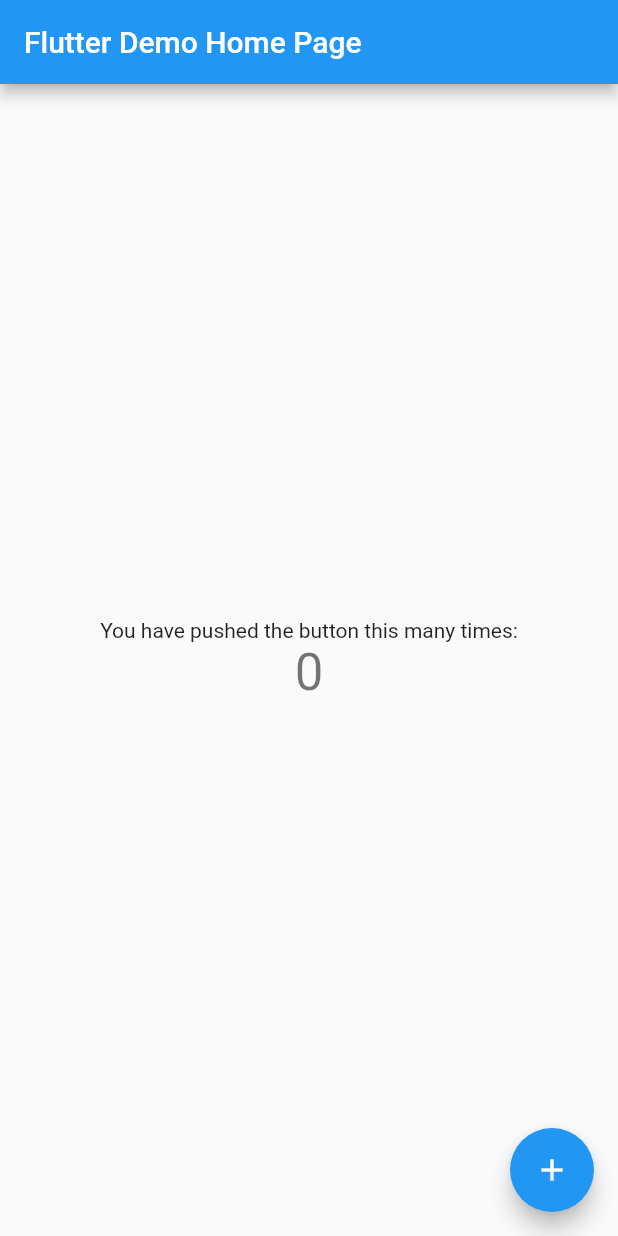
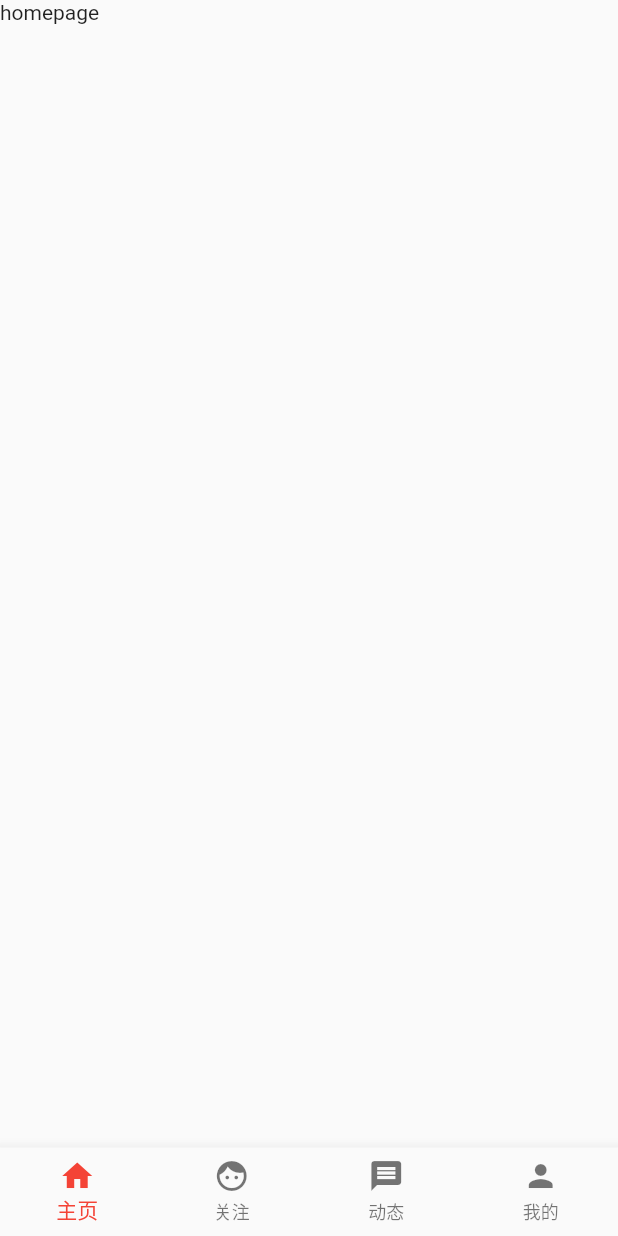
Before and after one commit to zhen3658787/flutter_video, a Flutter app: the screen it shows after launch, on a phone screen of 412 x 824 dp. Run offline on Flutter 3.47's test engine with Material 2 defaults, Android fonts, the phone set to English and light mode, and no system bars; our stand-ins replace dio.

Commit message:
feat 添加页面框架

```diff
--- /dev/null
+++ b/lib/common/utils/index.dart
@@ -0,0 +1,6 @@
+library utils;
+
+export 'print.dart';
+export 'image_loader.dart';
+export 'network_util.dart';
+export 'routes.dart';
--- /dev/null
+++ b/lib/common/utils/print.dart
@@ -0,0 +1,6 @@
+import 'package:flutter/material.dart';
+
+///全局打印快捷方法
+p(String? mes, [Widget? widget]) {
+  debugPrint("${widget?.runtimeType}>>>>>$mes");
+}
--- /dev/null
+++ b/lib/common/values/index.dart
@@ -0,0 +1,4 @@
+library values;
+
+export 'config.dart';
+export 'strings.dart';
--- /dev/null
+++ b/lib/common/values/strings.dart
@@ -0,0 +1,8 @@
+///字符串
+class S {
+  static const appName = "小视频";
+  static const home = '主页';
+  static const follow = '关注';
+  static const messge = '动态';
+  static const personal = '我的';
+}
--- /dev/null
+++ b/lib/common/widgets/index.dart
@@ -0,0 +1,4 @@
+library widgets;
+
+export 'keep_alive_rapper.dart';
+export 'lifecycle_handler.dart';
--- /dev/null
+++ b/lib/common/widgets/keep_alive_rapper.dart
@@ -0,0 +1,34 @@
+import 'package:flutter/material.dart';
+
+class KeepAliveWrapper extends StatefulWidget {
+  const KeepAliveWrapper({
+    Key? key,
+    this.keepAlive = true,
+    required this.child,
+  }) : super(key: key);
+  final bool keepAlive;
+  final Widget child;
+  @override
+  State<KeepAliveWrapper> createState() => _KeepAliveWrapperState();
+}
+
+class _KeepAliveWrapperState extends State<KeepAliveWrapper>
+    with AutomaticKeepAliveClientMixin {
+  @override
+  Widget build(BuildContext context) {
+    super.build(context);
+    return widget.child;
+  }
+
+  @override
+  void didUpdateWidget(covariant KeepAliveWrapper oldWidget) {
+    if (oldWidget.keepAlive != widget.keepAlive) {
+      // keepAlive 状态需要更新，实现在 AutomaticKeepAliveClientMixin 中
+      updateKeepAlive();
+    }
+    super.didUpdateWidget(oldWidget);
+  }
+
+  @override
+  bool get wantKeepAlive => widget.keepAlive;
+}
--- a/lib/main.dart
+++ b/lib/main.dart
@@ -1,115 +1,16 @@
 import 'package:flutter/material.dart';
+import 'common/utils/routes.dart';
+import 'common/values/index.dart';
+import 'pages/index.dart';
 
 void main() {
-  runApp(const MyApp());
+  runApp(
+    MaterialApp(
+      theme: defaultTheme,
+      debugShowCheckedModeBanner: false,
+      title: S.appName,
+      routes: Routes.routes,
+      home: const SplashPage(),
+    ),
+  );
 }
-
-class MyApp extends StatelessWidget {
-  const MyApp({super.key});
-
-  // This widget is the root of your application.
-  @override
-  Widget build(BuildContext context) {
-    return MaterialApp(
-      title: 'Flutter Demo',
-      theme: ThemeData(
-        // This is the theme of your application.
-        //
-        // Try running your application with "flutter run". You'll see the
-        // application has a blue toolbar. Then, without quitting the app, try
-        // changing the primarySwatch below to Colors.green and then invoke
-        // "hot reload" (press "r" in the console where you ran "flutter run",
-        // or simply save your changes to "hot reload" in a Flutter IDE).
-        // Notice that the counter didn't reset back to zero; the application
-        // is not restarted.
-        primarySwatch: Colors.blue,
-      ),
-      home: const MyHomePage(title: 'Flutter Demo Home Page'),
-    );
-  }
-}
-
-class MyHomePage extends StatefulWidget {
-  const MyHomePage({super.key, required this.title});
-
-  // This widget is the home page of your application. It is stateful, meaning
-  // that it has a State object (defined below) that contains fields that affect
-  // how it looks.
-
-  // This class is the configuration for the state. It holds the values (in this
-  // case the title) provided by the parent (in this case the App widget) and
-  // used by the build method of the State. Fields in a Widget subclass are
-  // always marked "final".
-
-  final String title;
-
-  @override
-  State<MyHomePage> createState() => _MyHomePageState();
-}
-
-class _MyHomePageState extends State<MyHomePage> {
-  int _counter = 0;
-
-  void _incrementCounter() {
-    setState(() {
-      // This call to setState tells the Flutter framework that something has
-      // changed in this State, which causes it to rerun the build method below
-      // so that the display can reflect the updated values. If we changed
-      // _counter without calling setState(), then the build method would not be
-      // called again, and so nothing would appear to happen.
-      _counter++;
-    });
-  }
-
-  @override
-  Widget build(BuildContext context) {
-    // This method is rerun every time setState is called, for instance as done
-    // by the _incrementCounter method above.
-    //
-    // The Flutter framework has been optimized to make rerunning build methods
-    // fast, so that you can just rebuild anything that needs updating rather
-    // than having to individually change instances of widgets.
-    return Scaffold(
-      appBar: AppBar(
-        // Here we take the value from the MyHomePage object that was created by
-        // the App.build method, and use it to set our appbar title.
-        title: Text(widget.title),
-      ),
-      body: Center(
-        // Center is a layout widget. It takes a single child and positions it
-        // in the middle of the parent.
-        child: Column(
-          // Column is also a layout widget. It takes a list of children and
-          // arranges them vertically. By default, it sizes itself to fit its
-          // children horizontally, and tries to be as tall as its parent.
-          //
-          // Invoke "debug painting" (press "p" in the console, choose the
-          // "Toggle Debug Paint" action from the Flutter Inspector in Android
-          // Studio, or the "Toggle Debug Paint" command in Visual Studio Code)
-          // to see the wireframe for each widget.
-          //
-          // Column has various properties to control how it sizes itself and
-          // how it positions its children. Here we use mainAxisAlignment to
-          // center the children vertically; the main axis here is the vertical
-          // axis because Columns are vertical (the cross axis would be
-          // horizontal).
-          mainAxisAlignment: MainAxisAlignment.center,
-          children: <Widget>[
-            const Text(
-              'You have pushed the button this many times:',
-            ),
-            Text(
-              '$_counter',
-              style: Theme.of(context).textTheme.headlineMedium,
-            ),
-          ],
-        ),
-      ),
-      floatingActionButton: FloatingActionButton(
-        onPressed: _incrementCounter,
-        tooltip: 'Increment',
-        child: const Icon(Icons.add),
-      ), // This trailing comma makes auto-formatting nicer for build methods.
-    );
-  }
-}
--- /dev/null
+++ b/lib/pages/home_page.dart
@@ -0,0 +1,17 @@
+import 'package:flutter/material.dart';
+
+class HomePage extends StatefulWidget {
+  const HomePage({super.key});
+
+  @override
+  State<HomePage> createState() => _HomePageState();
+}
+
+class _HomePageState extends State<HomePage> {
+  @override
+  Widget build(BuildContext context) {
+    return const Scaffold(
+      body: Text("homepage"),
+    );
+  }
+}
--- /dev/null
+++ b/lib/pages/root_page.dart
@@ -0,0 +1,85 @@
+import 'package:flutter/material.dart';
+import 'package:flutter_video/common/values/strings.dart';
+import 'package:flutter_video/common/widgets/index.dart';
+import 'package:flutter_video/pages/index.dart';
+
+class RootPage extends StatefulWidget {
+  const RootPage({super.key});
+
+  @override
+  State<RootPage> createState() => _RootPageState();
+}
+
+class _RootPageState extends State<RootPage> {
+  final List<BottomNavigationBarItem> _navigationBarList = const [
+    BottomNavigationBarItem(
+      icon: Icon(Icons.home),
+      label: S.home,
+    ),
+    BottomNavigationBarItem(
+      icon: Icon(Icons.face),
+      label: S.follow,
+    ),
+    BottomNavigationBarItem(
+      icon: Icon(Icons.message),
+      label: S.messge,
+    ),
+    BottomNavigationBarItem(
+      icon: Icon(Icons.person),
+      label: S.personal,
+    ),
+  ];
+
+  int _currentIndex = 0;
+  final PageController _pageController = PageController(initialPage: 0);
+
+  @override
+  Widget build(BuildContext context) {
+    return Scaffold(
+      body: _buildPage(),
+      bottomNavigationBar: BottomNavigationBar(
+        type: BottomNavigationBarType.fixed,
+        items: _navigationBarList,
+        onTap: (value) => _changePage(value),
+        currentIndex: _currentIndex,
+      ),
+    );
+  }
+
+  PageView _buildPage() {
+    return PageView.builder(
+      itemBuilder: (context, index) {
+        Widget page =
+            const KeepAliveWrapper(keepAlive: false, child: HomePage());
+        switch (index) {
+          case 1:
+            page =
+                const KeepAliveWrapper(keepAlive: false, child: FollowPage());
+            break;
+          case 2:
+            page =
+                const KeepAliveWrapper(keepAlive: false, child: MessagePage());
+            break;
+          case 3:
+            page =
+                const KeepAliveWrapper(keepAlive: false, child: PersonalPage());
+            break;
+        }
+        return page;
+      },
+      itemCount: _navigationBarList.length,
+      onPageChanged: (value) => _currentIndex,
+      controller: _pageController,
+      physics: const NeverScrollableScrollPhysics(),
+    );
+  }
+
+  void _changePage(int index) {
+    if (index != _currentIndex) {
+      debugPrint("${widget.runtimeType} changePage($index)");
+      _currentIndex = index;
+      _pageController.jumpToPage(index);
+      setState(() {});
+    }
+  }
+}
--- a/pubspec.yaml
+++ b/pubspec.yaml
@@ -30,7 +30,7 @@ environment:
 dependencies:
   flutter:
     sdk: flutter
-
+  dio: ^5.1.1
 
   # The following adds the Cupertino Icons font to your application.
   # Use with the CupertinoIcons class for iOS style icons.
```
Also changed, not shown: lib/common/utils/image_loader.dart (added, +52 -0 lines), lib/common/utils/network_util.dart (added, +53 -0 lines), lib/common/utils/routes.dart (added, +30 -0 lines), lib/common/values/config.dart (added, +17 -0 lines), lib/common/widgets/lifecycle_handler.dart (added, +34 -0 lines), lib/pages/follow_page.dart (added, +15 -0 lines), lib/pages/index.dart (added, +8 -0 lines), lib/pages/message_page.dart (added, +15 -0 lines), lib/pages/personal_page.dart (added, +15 -0 lines), lib/pages/splash_page.dart (added, +90 -0 lines), pubspec.lock.
